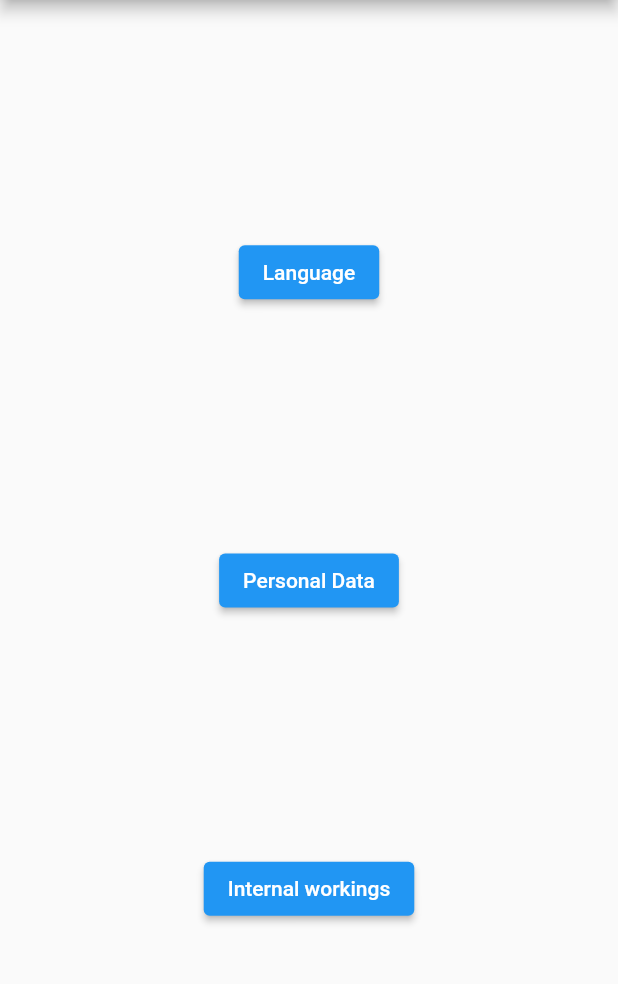
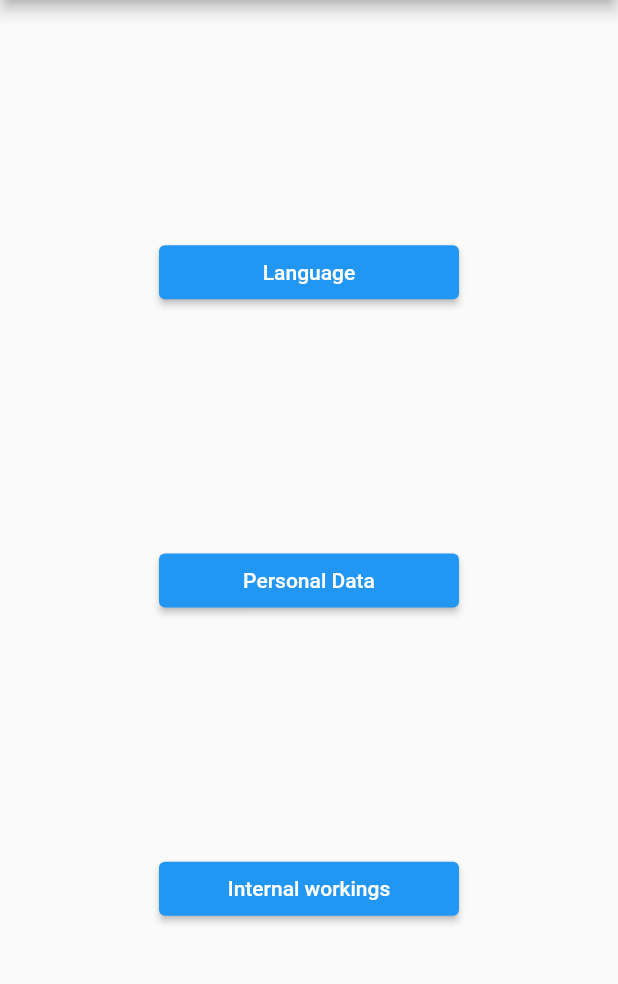
Before and after one commit to reyemDarnok/MCI_SOSE_2021, a Flutter app: the SettingsRoute screen opened by its route, on a phone screen of 412 x 824 dp, the part 75-1059 px from its top. Run offline on Flutter 3.47's test engine with Material 2 defaults, Android fonts, the phone set to English and light mode, and no system bars; our stand-ins replace built_value, file_picker, logger, qr_flutter, share_plus; missing offline and left inert: barcode_scan2; generated files the repository leaves out were written again.

Commit message:
standardised button width

```diff
--- a/lib/Event/EventManagement/ViewEventVisit.dart
+++ b/lib/Event/EventManagement/ViewEventVisit.dart
@@ -1,6 +1,6 @@
 import 'package:flutter/material.dart';
 import 'package:intl/intl.dart';
-import 'package:mci_practicum/Event/EventVisit.dart';
+import 'package:mci_practicum/miscTypes/EventVisit.dart';
 
 import '../../globals.dart';
 import '../../miscWidgets/NavBar.dart';
--- a/lib/Event/EventsRoute.dart
+++ b/lib/Event/EventsRoute.dart
@@ -2,6 +2,7 @@ import 'package:flutter/material.dart';
 import 'package:flutter_gen/gen_l10n/app_localizations.dart';
 import 'package:mci_practicum/Event/EventManagement/OwnEventsRoute.dart';
 import 'package:mci_practicum/Event/VisitManagement/ViewVisitedEventsRoute.dart';
+import 'package:mci_practicum/miscWidgets/GenericButton.dart';
 
 import '../miscWidgets/NavBar.dart';
 
@@ -15,11 +16,11 @@ class EventsRoute extends StatelessWidget {
             child: Column(
           mainAxisAlignment: MainAxisAlignment.spaceEvenly,
           children: [
-            ElevatedButton(
+            GenericButton(
                 onPressed: () => Navigator.of(context)
                     .pushNamed(ViewVisitedEventsRoute.route),
                 child: Text(AppLocalizations.of(context)!.visitedEvents)),
-            ElevatedButton(
+            GenericButton(
                 onPressed: () =>
                     Navigator.of(context).pushNamed(OwnEventsRoute.route),
                 child: Text(AppLocalizations.of(context)!.ownEvents))
--- a/lib/Event/VisitManagement/ViewVisitedEventsRoute.dart
+++ b/lib/Event/VisitManagement/ViewVisitedEventsRoute.dart
@@ -1,9 +1,9 @@
 import 'package:flutter/material.dart';
 import 'package:flutter_gen/gen_l10n/app_localizations.dart';
 import 'package:intl/intl.dart';
-import 'package:mci_practicum/Event/EventVisit.dart';
 import 'package:mci_practicum/PropertyValueNotifier.dart';
 import 'package:mci_practicum/globals.dart';
+import 'package:mci_practicum/miscTypes/EventVisit.dart';
 
 import '../../miscWidgets/NavBar.dart';
 import '../EventManagement/ViewEventVisit.dart';
--- a/lib/Settings/SettingsRoute.dart
+++ b/lib/Settings/SettingsRoute.dart
@@ -3,6 +3,7 @@ import 'package:flutter_gen/gen_l10n/app_localizations.dart';
 import 'package:mci_practicum/Settings/InternalsRoute.dart';
 import 'package:mci_practicum/Settings/PersonalDataRoute.dart';
 import 'package:mci_practicum/globals.dart';
+import 'package:mci_practicum/miscWidgets/GenericButton.dart';
 
 import '../miscWidgets/NavBar.dart';
 
@@ -26,21 +27,21 @@ class SettingsRoute extends StatelessWidget {
     );
   }
 
-  ElevatedButton _internalsButton(BuildContext context) {
-    return ElevatedButton(
+  GenericButton _internalsButton(BuildContext context) {
+    return GenericButton(
         onPressed: () => Navigator.of(context).pushNamed(InternalsRoute.route),
         child: Text(AppLocalizations.of(context)!.internalWorkings));
   }
 
-  ElevatedButton _personalDataButton(BuildContext context) {
-    return ElevatedButton(
+  GenericButton _personalDataButton(BuildContext context) {
+    return GenericButton(
       onPressed: () => Navigator.of(context).pushNamed(PersonalDataRoute.route),
       child: Text(AppLocalizations.of(context)!.personalData),
     );
   }
 
-  ElevatedButton _languageButton(BuildContext context) {
-    return ElevatedButton(
+  GenericButton _languageButton(BuildContext context) {
+    return GenericButton(
         onPressed: () {
           _showLanguageDialog(context);
         },
--- a/lib/globals.dart
+++ b/lib/globals.dart
@@ -4,10 +4,10 @@ import 'package:flutter/foundation.dart';
 import 'package:flutter/material.dart';
 import 'package:logger/logger.dart';
 
-import 'Event/EventVisit.dart';
 import 'PropertyValueNotifier.dart';
 import 'logger_outputs.dart';
 import 'miscTypes/Event.dart';
+import 'miscTypes/EventVisit.dart';
 import 'miscTypes/Person.dart';
 
 //null == System Locale
--- a/lib/miscTypes/Event.dart
+++ b/lib/miscTypes/Event.dart
@@ -2,7 +2,7 @@ import 'package:json_annotation/json_annotation.dart';
 import 'package:mci_practicum/PropertyValueNotifier.dart';
 import 'package:uuid/uuid.dart';
 
-import '../Event/PersonVisit.dart';
+import 'PersonVisit.dart';
 
 part 'Event.g.dart';
 
--- a/lib/Event/EventVisit.dart
+++ b/lib/miscTypes/EventVisit.dart
@@ -1,4 +1,4 @@
-import '../miscTypes/Event.dart';
+import 'Event.dart';
 
 class EventVisit {
   EventVisit(
--- a/lib/Event/PersonVisit.dart
+++ b/lib/miscTypes/PersonVisit.dart
@@ -1,4 +1,4 @@
-import '../miscTypes/Person.dart';
+import 'Person.dart';
 
 class PersonVisit {
   PersonVisit(
--- /dev/null
+++ b/lib/miscWidgets/GenericButton.dart
@@ -0,0 +1,20 @@
+import 'package:flutter/material.dart';
+
+import '../sizes.dart';
+
+class GenericButton extends StatelessWidget {
+  GenericButton({required this.onPressed, required this.child});
+
+  final VoidCallback onPressed;
+  final Widget child;
+
+  @override
+  Widget build(BuildContext context) {
+    return Container(
+        width: buttonWidth(context),
+        child: ElevatedButton(
+          onPressed: onPressed,
+          child: child,
+        ));
+  }
+}
--- /dev/null
+++ b/lib/sizes.dart
@@ -0,0 +1,5 @@
+import 'package:flutter/material.dart';
+
+double buttonWidth(BuildContext context) {
+  return 200;
+}
```
Also changed, not shown: lib/Event/EventManagement/OwnEventsRoute.dart (+4 -3 lines), lib/Event/EventManagement/ViewEventRoute.dart (+6 -5 lines), lib/Event/VisitManagement/AddVisitorRoute.dart (+4 -3 lines), lib/Event/VisitManagement/ViewVisitorsRoute.dart (+4 -3 lines), lib/MainRoute.dart (+4 -3 lines), lib/Settings/InternalsRoute.dart (+5 -4 lines).
